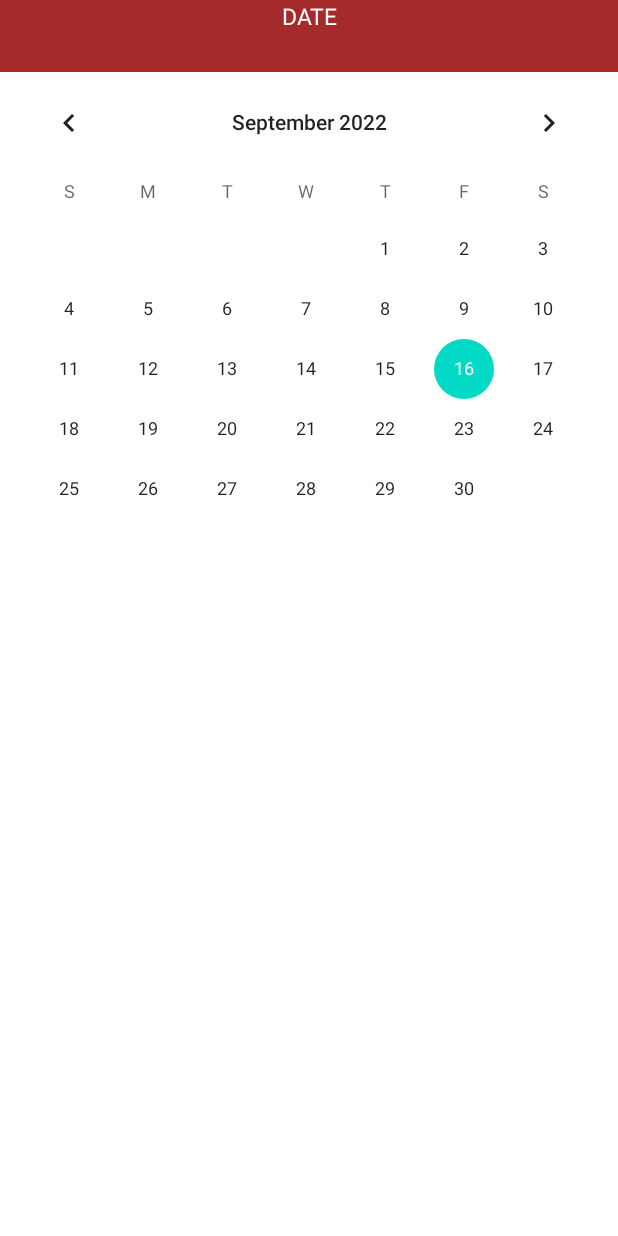
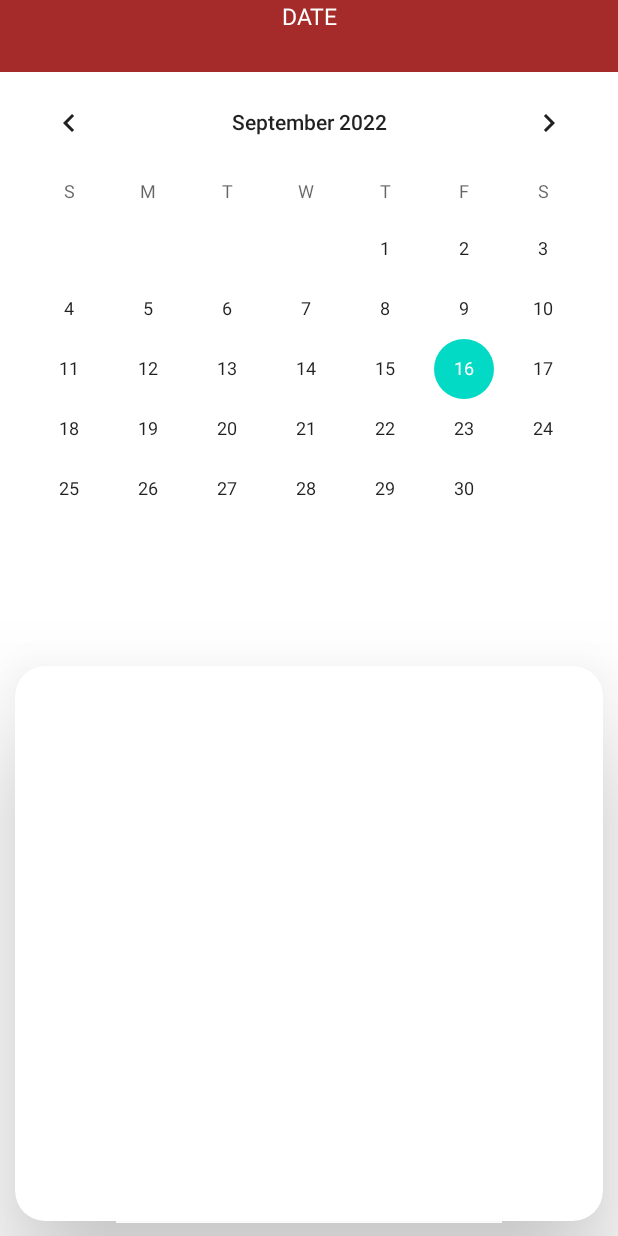
Before and after one commit to Khalid511/ponjika, an Android app: the screen it shows after launch (MainActivity), on a phone screen of 412 x 824 dp. Run offline under Robolectric (Android 15) with nearby library versions, the phone set to English and light mode, and no system bars.

Commit message:
android cardview added

```diff
--- a/app/src/main/res/layout/activity_main.xml
+++ b/app/src/main/res/layout/activity_main.xml
@@ -2,6 +2,7 @@
 <LinearLayout xmlns:android="http://schemas.android.com/apk/res/android"
     android:layout_width="match_parent"
     android:layout_height="match_parent"
+    xmlns:app="http://schemas.android.com/apk/res-auto"
     android:orientation="vertical">
 
     <TextView
@@ -28,6 +29,18 @@
         android:visibility="invisible"
         android:layout_gravity="center_horizontal"/>
 
+    <androidx.cardview.widget.CardView
+        android:layout_width="match_parent"
+        android:layout_height="match_parent"
+        app:cardElevation="50dp"
+        app:cardCornerRadius="20dp"
+        android:layout_margin="10dp"
+        app:cardBackgroundColor="@color/white"
+        >
+        <LinearLayout
+            android:layout_height="match_parent"
+            android:layout_width="match_parent"
+            android:orientation="vertical">
     <EditText
         android:id="@+id/event_name"
         android:layout_width="match_parent"
@@ -59,6 +72,8 @@
 
         android:textAlignment="center"
         android:visibility="invisible"/>
+        </LinearLayout>
+    </androidx.cardview.widget.CardView>
 
 
 </LinearLayout>
```
